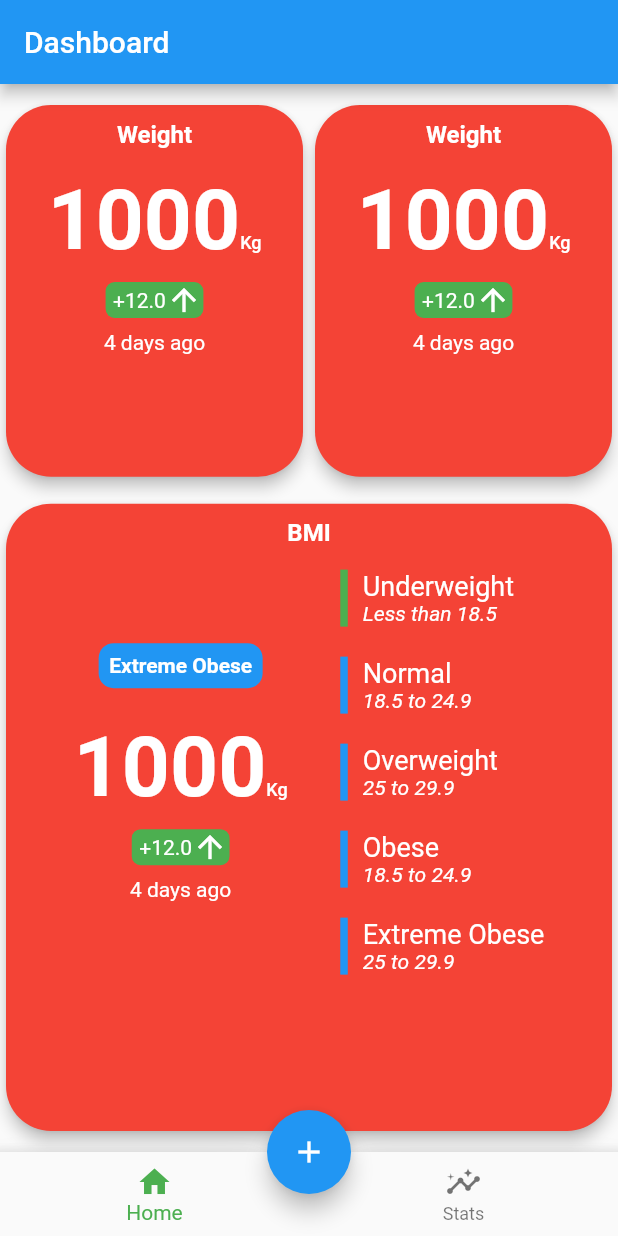
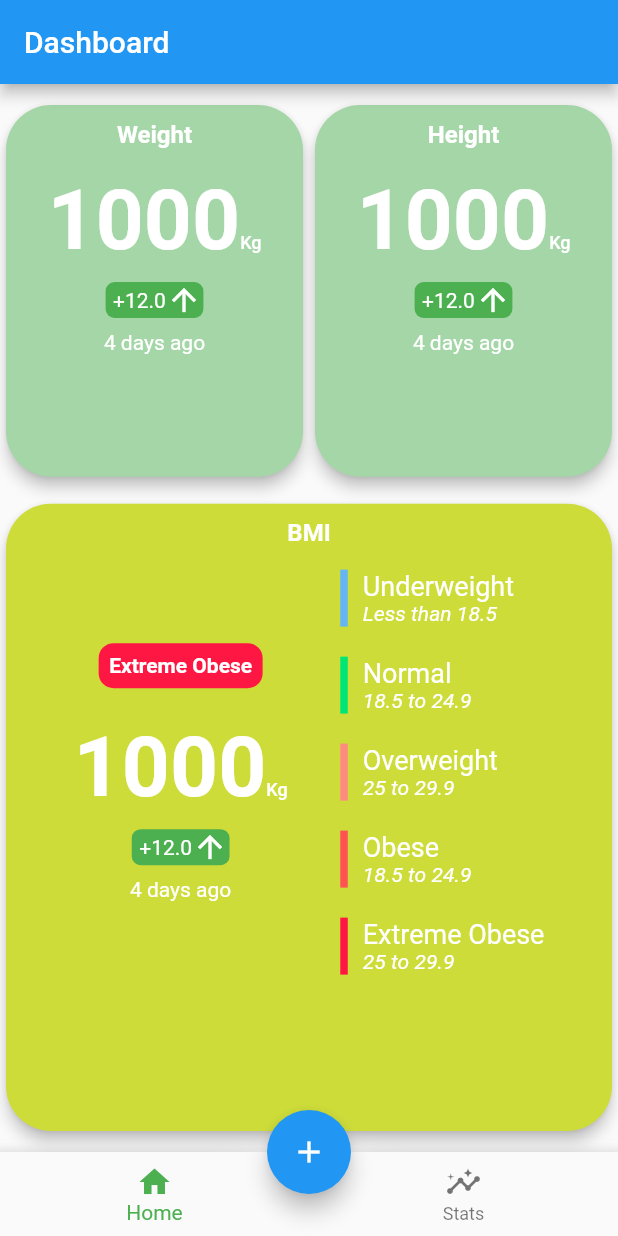
Before and after one commit to v4mpc/andromeda, a Flutter app: the screen it shows after launch, on a phone screen of 412 x 824 dp. Run offline on Flutter 3.47's test engine with Material 2 defaults, Android fonts, the phone set to English and light mode, and no system bars.

Commit message:
added colors to homepage components

```diff
--- a/lib/views/componets/bmi_card.dart
+++ b/lib/views/componets/bmi_card.dart
@@ -21,7 +21,7 @@ class BmiCard extends StatelessWidget {
           Column(
             crossAxisAlignment: CrossAxisAlignment.center,
             children: [
-              BmiLabel(color: Colors.blue, text: 'Extreme Obese'),
+              BmiLabel(color: Color(0xFFFF1744), text: 'Extreme Obese'),
               SizedBox(height: horizontalSpace,),
               MetricsContainer(),
             ],
@@ -30,33 +30,33 @@ class BmiCard extends StatelessWidget {
             crossAxisAlignment: CrossAxisAlignment.start,
             children: [
               _buildBmiRefs(context,
-                  color: Colors.green,
+                  color: Color(0xFF64B5F6),
                   title: 'Underweight',
                   subtitle: 'Less than 18.5'),
               const SizedBox(
                 height: horizontalSpace,
               ),
               _buildBmiRefs(context,
-                  color: Colors.blue,
+                  color: Color(0xFF00E676),
                   title: 'Normal',
                   subtitle: '18.5 to 24.9'),
               const SizedBox(
                 height: horizontalSpace,
               ),
               _buildBmiRefs(context,
-                  color: Colors.blue,
+                  color: Color(0xFFFF8A80),
                   title: 'Overweight',
                   subtitle: '25 to 29.9'),
               const SizedBox(
                 height: horizontalSpace,
               ),
               _buildBmiRefs(context,
-                  color: Colors.blue, title: 'Obese', subtitle: '18.5 to 24.9'),
+                  color: Color(0xFFFF5252), title: 'Obese', subtitle: '18.5 to 24.9'),
               const SizedBox(
                 height: horizontalSpace,
               ),
               _buildBmiRefs(context,
-                  color: Colors.blue,
+                  color: Color(0xFFFF1744),
                   title: 'Extreme Obese',
                   subtitle: '25 to 29.9'),
             ],
--- a/lib/views/componets/measurement_card.dart
+++ b/lib/views/componets/measurement_card.dart
@@ -4,13 +4,16 @@ import 'mobility_indicator.dart';
 import 'metrics_container.dart';
 
 class MeasurementCard extends StatelessWidget {
-  const MeasurementCard({Key? key}) : super(key: key);
+
+  final Color color;
+  final String title;
+  const MeasurementCard({Key? key, required this.color,required this.title}) : super(key: key);
 
   @override
   Widget build(BuildContext context) {
     return AndromedaCard(
-      title: 'Weight',
-      color: Colors.red,
+      title: title,
+      color: color,
       content: MetricsContainer(),
     );
   }
--- a/lib/views/home_page.dart
+++ b/lib/views/home_page.dart
@@ -9,33 +9,46 @@ class HomePage extends StatelessWidget {
   Widget build(BuildContext context) {
     return Column(
       children: [
-        SizedBox(height: 10,),
+        const SizedBox(
+          height: 10,
+        ),
         Expanded(
           flex: 3,
           child: Row(
-            children: [
+            children: const [
               Expanded(
-                child: MeasurementCard(),
+                child: MeasurementCard(
+                  title: 'Weight',
+                  color: Color(0xFFA5D6A7),
+                ),
               ),
               Expanded(
-                child: MeasurementCard(),
+                child: MeasurementCard(
+                  title: 'Height',
+                  color: Color(0xFFA5D6A7),
+                ),
               ),
             ],
           ),
         ),
-        SizedBox(height: 10,),
+        const SizedBox(
+          height: 10,
+        ),
         Expanded(
           flex: 5,
           child: Row(
-            children: [
+            children: const [
               Expanded(
-                child: BmiCard(color: Colors.red),
+                child: BmiCard(
+                  color: Color(0xFFCDDC39),
+                ),
               ),
             ],
           ),
         ),
-        SizedBox(height: 10,),
-
+        const SizedBox(
+          height: 10,
+        ),
       ],
     );
   }
```
